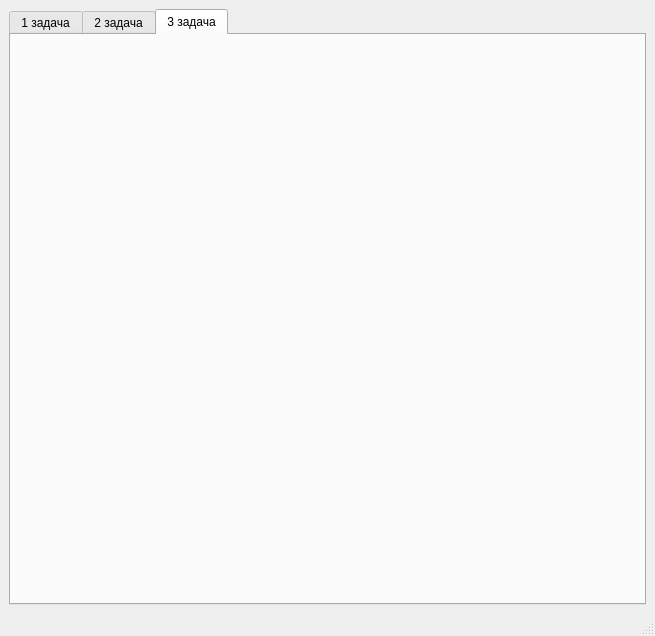
Qt form designAdvanced.ui (Hanler/Project-bio-beta) before a commit.
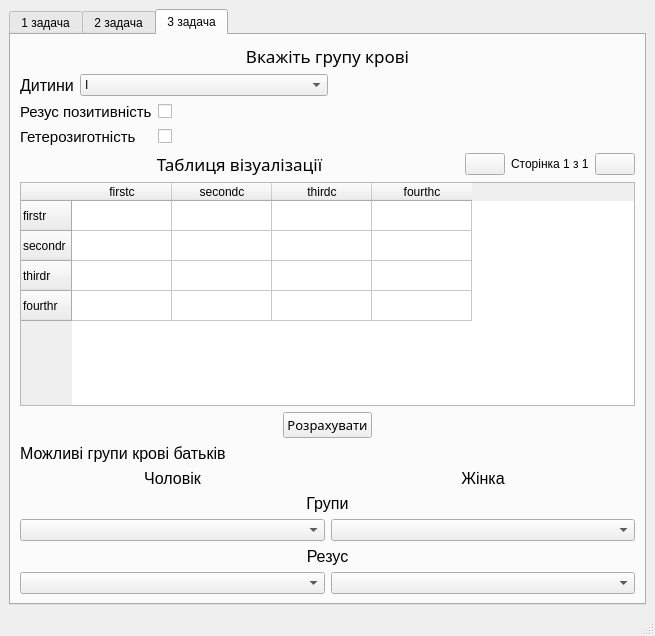
The same form after that commit. The open tabs and pages were chosen to show the change.

```diff
--- a/designAdvanced.ui
+++ b/designAdvanced.ui
@@ -989,6 +989,442 @@
        <attribute name="title">
         <string>3 задача</string>
        </attribute>
+       <layout class="QVBoxLayout" name="verticalLayout_4">
+        <item>
+         <widget class="QLabel" name="label_39">
+          <property name="font">
+           <font>
+            <family>MV Boli</family>
+            <pointsize>13</pointsize>
+           </font>
+          </property>
+          <property name="text">
+           <string>Вкажіть групу крові</string>
+          </property>
+          <property name="alignment">
+           <set>Qt::AlignCenter</set>
+          </property>
+         </widget>
+        </item>
+        <item>
+         <layout class="QHBoxLayout" name="horizontalLayout">
+          <item>
+           <layout class="QGridLayout" name="gridLayout_8">
+            <item row="2" column="0">
+             <widget class="QLabel" name="label_42">
+              <property name="font">
+               <font>
+                <pointsize>11</pointsize>
+               </font>
+              </property>
+              <property name="text">
+               <string>Гетерозиготність</string>
+              </property>
+             </widget>
+            </item>
+            <item row="1" column="0">
+             <widget class="QLabel" name="label_41">
+              <property name="font">
+               <font>
+                <pointsize>11</pointsize>
+               </font>
+              </property>
+              <property name="text">
+               <string>Резус позитивність</string>
+              </property>
+             </widget>
+            </item>
+            <item row="1" column="1">
+             <widget class="QCheckBox" name="checkBox_9">
+              <property name="text">
+               <string/>
+              </property>
+             </widget>
+            </item>
+            <item row="2" column="1">
+             <widget class="QCheckBox" name="checkBox_10">
+              <property name="text">
+               <string/>
+              </property>
+             </widget>
+            </item>
+            <item row="0" column="0" colspan="3">
+             <layout class="QHBoxLayout" name="horizontalLayout_9">
+              <item>
+               <widget class="QLabel" name="label_40">
+                <property name="sizePolicy">
+                 <sizepolicy hsizetype="Maximum" vsizetype="Preferred">
+                  <horstretch>0</horstretch>
+                  <verstretch>0</verstretch>
+                 </sizepolicy>
+                </property>
+                <property name="font">
+                 <font>
+                  <pointsize>12</pointsize>
+                 </font>
+                </property>
+                <property name="text">
+                 <string>Дитини</string>
+                </property>
+                <property name="textFormat">
+                 <enum>Qt::AutoText</enum>
+                </property>
+                <property name="wordWrap">
+                 <bool>false</bool>
+                </property>
+               </widget>
+              </item>
+              <item>
+               <widget class="QComboBox" name="comboBox_5">
+                <item>
+                 <property name="text">
+                  <string>I</string>
+                 </property>
+                </item>
+                <item>
+                 <property name="text">
+                  <string>II</string>
+                 </property>
+                </item>
+                <item>
+                 <property name="text">
+                  <string>III</string>
+                 </property>
+                </item>
+                <item>
+                 <property name="text">
+                  <string>IV</string>
+                 </property>
+                </item>
+               </widget>
+              </item>
+             </layout>
+            </item>
+            <item row="1" column="2">
+             <spacer name="horizontalSpacer_8">
+              <property name="orientation">
+               <enum>Qt::Horizontal</enum>
+              </property>
+              <property name="sizeHint" stdset="0">
+               <size>
+                <width>40</width>
+                <height>20</height>
+               </size>
+              </property>
+             </spacer>
+            </item>
+           </layout>
+          </item>
+          <item>
+           <spacer name="horizontalSpacer_7">
+            <property name="orientation">
+             <enum>Qt::Horizontal</enum>
+            </property>
+            <property name="sizeHint" stdset="0">
+             <size>
+              <width>40</width>
+              <height>20</height>
+             </size>
+            </property>
+           </spacer>
+          </item>
+         </layout>
+        </item>
+        <item>
+         <layout class="QHBoxLayout" name="horizontalLayout_6">
+          <item>
+           <spacer name="horizontalSpacer_11">
+            <property name="orientation">
+             <enum>Qt::Horizontal</enum>
+            </property>
+            <property name="sizeHint" stdset="0">
+             <size>
+              <width>40</width>
+              <height>20</height>
+             </size>
+            </property>
+           </spacer>
+          </item>
+          <item>
+           <widget class="QLabel" name="label_44">
+            <property name="font">
+             <font>
+              <family>MV Boli</family>
+              <pointsize>13</pointsize>
+             </font>
+            </property>
+            <property name="text">
+             <string>Таблиця візуалізації</string>
+            </property>
+            <property name="alignment">
+             <set>Qt::AlignCenter</set>
+            </property>
+           </widget>
+          </item>
+          <item>
+           <spacer name="horizontalSpacer_12">
+            <property name="orientation">
+             <enum>Qt::Horizontal</enum>
+            </property>
+            <property name="sizeHint" stdset="0">
+             <size>
+              <width>40</width>
+              <height>20</height>
+             </size>
+            </property>
+           </spacer>
+          </item>
+          <item>
+           <layout class="QGridLayout" name="gridLayout_4">
+            <item row="1" column="0">
+             <widget class="QPushButton" name="pushButton_6">
+              <property name="cursor">
+               <cursorShape>PointingHandCursor</cursorShape>
+              </property>
+              <property name="text">
+               <string/>
+              </property>
+              <property name="shortcut">
+               <string/>
+              </property>
+             </widget>
+            </item>
+            <item row="1" column="1" colspan="2">
+             <widget class="QLabel" name="label_45">
+              <property name="font">
+               <font>
+                <pointsize>9</pointsize>
+               </font>
+              </property>
+              <property name="text">
+               <string>Сторінка 1 з 1</string>
+              </property>
+             </widget>
+            </item>
+            <item row="1" column="3">
+             <widget class="QPushButton" name="pushButton_7">
+              <property name="cursor">
+               <cursorShape>PointingHandCursor</cursorShape>
+              </property>
+              <property name="text">
+               <string/>
+              </property>
+             </widget>
+            </item>
+           </layout>
+          </item>
+         </layout>
+        </item>
+        <item>
+         <widget class="QTableWidget" name="tableWidget_4">
+          <property name="layoutDirection">
+           <enum>Qt::LeftToRight</enum>
+          </property>
+          <property name="verticalScrollBarPolicy">
+           <enum>Qt::ScrollBarAsNeeded</enum>
+          </property>
+          <property name="showGrid">
+           <bool>true</bool>
+          </property>
+          <property name="gridStyle">
+           <enum>Qt::SolidLine</enum>
+          </property>
+          <attribute name="verticalHeaderMinimumSectionSize">
+           <number>23</number>
+          </attribute>
+          <attribute name="verticalHeaderShowSortIndicator" stdset="0">
+           <bool>false</bool>
+          </attribute>
+          <row>
+           <property name="text">
+            <string>firstr</string>
+           </property>
+          </row>
+          <row>
+           <property name="text">
+            <string>secondr</string>
+           </property>
+          </row>
+          <row>
+           <property name="text">
+            <string>thirdr</string>
+           </property>
+          </row>
+          <row>
+           <property name="text">
+            <string>fourthr</string>
+           </property>
+          </row>
+          <column>
+           <property name="text">
+            <string>firstc</string>
+           </property>
+          </column>
+          <column>
+           <property name="text">
+            <string>secondc</string>
+           </property>
+          </column>
+          <column>
+           <property name="text">
+            <string>thirdc</string>
+           </property>
+          </column>
+          <column>
+           <property name="text">
+            <string>fourthc</string>
+           </property>
+          </column>
+         </widget>
+        </item>
+        <item>
+         <layout class="QHBoxLayout" name="horizontalLayout_5">
+          <item>
+           <spacer name="horizontalSpacer_9">
+            <property name="orientation">
+             <enum>Qt::Horizontal</enum>
+            </property>
+            <property name="sizeHint" stdset="0">
+             <size>
+              <width>40</width>
+              <height>20</height>
+             </size>
+            </property>
+           </spacer>
+          </item>
+          <item>
+           <widget class="QPushButton" name="pushButton_5">
+            <property name="font">
+             <font>
+              <family>Onyx</family>
+              <pointsize>10</pointsize>
+             </font>
+            </property>
+            <property name="autoFillBackground">
+             <bool>false</bool>
+            </property>
+            <property name="text">
+             <string>Розрахувати</string>
+            </property>
+           </widget>
+          </item>
+          <item>
+           <spacer name="horizontalSpacer_10">
+            <property name="orientation">
+             <enum>Qt::Horizontal</enum>
+            </property>
+            <property name="sizeHint" stdset="0">
+             <size>
+              <width>40</width>
+              <height>20</height>
+             </size>
+            </property>
+           </spacer>
+          </item>
+         </layout>
+        </item>
+        <item>
+         <widget class="QLabel" name="label_43">
+          <property name="font">
+           <font>
+            <pointsize>12</pointsize>
+            <weight>50</weight>
+            <bold>false</bold>
+            <underline>false</underline>
+            <strikeout>false</strikeout>
+            <kerning>true</kerning>
+           </font>
+          </property>
+          <property name="text">
+           <string>Можливі групи крові батьків</string>
+          </property>
+         </widget>
+        </item>
+        <item>
+         <layout class="QGridLayout" name="gridLayout_5">
+          <item row="2" column="0">
+           <widget class="QComboBox" name="comboBox_6"/>
+          </item>
+          <item row="0" column="0">
+           <widget class="QLabel" name="label_46">
+            <property name="font">
+             <font>
+              <pointsize>12</pointsize>
+             </font>
+            </property>
+            <property name="text">
+             <string>Чоловік</string>
+            </property>
+            <property name="alignment">
+             <set>Qt::AlignCenter</set>
+            </property>
+           </widget>
+          </item>
+          <item row="0" column="1">
+           <widget class="QLabel" name="label_47">
+            <property name="font">
+             <font>
+              <pointsize>12</pointsize>
+             </font>
+            </property>
+            <property name="text">
+             <string>Жінка</string>
+            </property>
+            <property name="alignment">
+             <set>Qt::AlignCenter</set>
+            </property>
+           </widget>
+          </item>
+          <item row="2" column="1">
+           <widget class="QComboBox" name="comboBox_7"/>
+          </item>
+          <item row="1" column="0" colspan="2">
+           <layout class="QHBoxLayout" name="horizontalLayout_7">
+            <item>
+             <widget class="QLabel" name="label_48">
+              <property name="font">
+               <font>
+                <pointsize>12</pointsize>
+               </font>
+              </property>
+              <property name="text">
+               <string>Групи</string>
+              </property>
+              <property name="alignment">
+               <set>Qt::AlignCenter</set>
+              </property>
+             </widget>
+            </item>
+           </layout>
+          </item>
+          <item row="3" column="0" colspan="2">
+           <layout class="QHBoxLayout" name="horizontalLayout_8">
+            <item>
+             <widget class="QLabel" name="label_49">
+              <property name="font">
+               <font>
+                <pointsize>12</pointsize>
+               </font>
+              </property>
+              <property name="text">
+               <string>Резус</string>
+              </property>
+              <property name="alignment">
+               <set>Qt::AlignCenter</set>
+              </property>
+             </widget>
+            </item>
+           </layout>
+          </item>
+          <item row="4" column="0">
+           <widget class="QComboBox" name="comboBox_8"/>
+          </item>
+          <item row="4" column="1">
+           <widget class="QComboBox" name="comboBox_9"/>
+          </item>
+         </layout>
+        </item>
+       </layout>
       </widget>
      </widget>
     </item>
```
Left out of the diff: 2 changed lines with no effect on the pictures.
